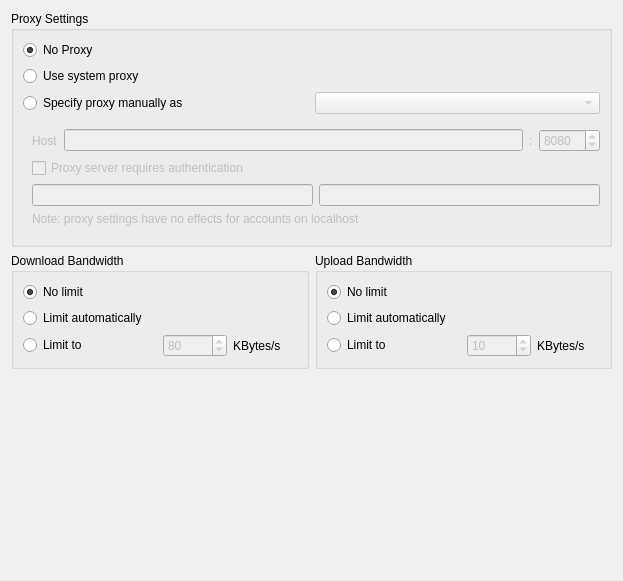
Above: src/gui/networksettings.ui from nextcloud/desktop before the change. Below: the same form after it.
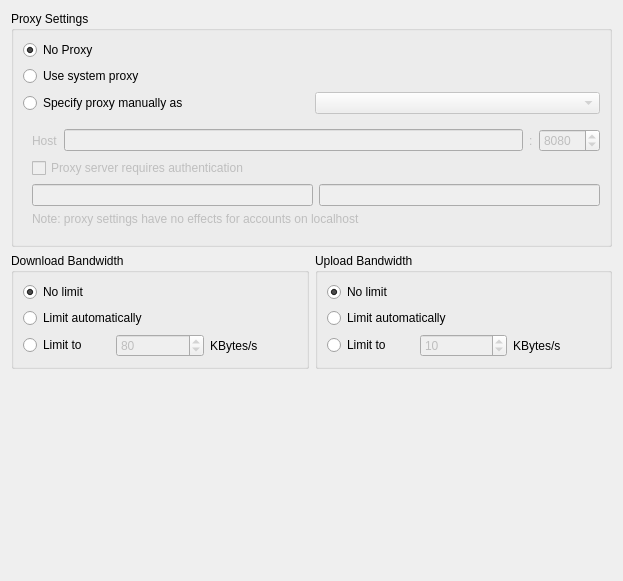
That is the form after the change.

Commit message: Gui: Remove usage of grid layout from most remaingin forms

The edit to the form file:
```diff
--- a/src/gui/networksettings.ui
+++ b/src/gui/networksettings.ui
@@ -13,8 +13,8 @@
   <property name="windowTitle">
    <string>Form</string>
   </property>
-  <layout class="QGridLayout" name="gridLayout_3">
-   <item row="0" column="0">
+  <layout class="QVBoxLayout" name="verticalLayout_5">
+   <item>
     <widget class="QGroupBox" name="proxyGroupBox">
      <property name="enabled">
       <bool>true</bool>
@@ -22,15 +22,8 @@
      <property name="title">
       <string>Proxy Settings</string>
      </property>
-     <layout class="QGridLayout" name="gridLayout">
-      <item row="2" column="1">
-       <widget class="QComboBox" name="typeComboBox">
-        <property name="enabled">
-         <bool>false</bool>
-        </property>
-       </widget>
-      </item>
-      <item row="0" column="0">
+     <layout class="QVBoxLayout" name="verticalLayout_4">
+      <item>
        <widget class="QRadioButton" name="noProxyRadioButton">
         <property name="text">
          <string>No Proxy</string>
@@ -43,7 +36,7 @@
         </attribute>
        </widget>
       </item>
-      <item row="1" column="0">
+      <item>
        <widget class="QRadioButton" name="systemProxyRadioButton">
         <property name="text">
          <string>Use system proxy</string>
@@ -53,17 +46,28 @@
         </attribute>
        </widget>
       </item>
-      <item row="2" column="0">
-       <widget class="QRadioButton" name="manualProxyRadioButton">
-        <property name="text">
-         <string>Specify proxy manually as</string>
-        </property>
-        <attribute name="buttonGroup">
-         <string notr="true">proxyButtonGroup</string>
-        </attribute>
-       </widget>
+      <item>
+       <layout class="QHBoxLayout" name="horizontalLayout_3">
+        <item>
+         <widget class="QRadioButton" name="manualProxyRadioButton">
+          <property name="text">
+           <string>Specify proxy manually as</string>
+          </property>
+          <attribute name="buttonGroup">
+           <string notr="true">proxyButtonGroup</string>
+          </attribute>
+         </widget>
+        </item>
+        <item>
+         <widget class="QComboBox" name="typeComboBox">
+          <property name="enabled">
+           <bool>false</bool>
+          </property>
+         </widget>
+        </item>
+       </layout>
       </item>
-      <item row="3" column="0" colspan="2">
+      <item>
        <widget class="QWidget" name="manualSettings" native="true">
         <property name="enabled">
          <bool>false</bool>
@@ -183,7 +187,7 @@
      </layout>
     </widget>
    </item>
-   <item row="1" column="0">
+   <item>
     <layout class="QHBoxLayout" name="horizontalLayout_5">
      <item>
       <widget class="QGroupBox" name="downloadBox">
@@ -196,15 +200,8 @@
        <property name="title">
         <string>Download Bandwidth</string>
        </property>
-       <layout class="QGridLayout" name="gridLayout_2">
-        <item row="3" column="0">
-         <widget class="QRadioButton" name="downloadLimitRadioButton">
-          <property name="text">
-           <string>Limit to</string>
-          </property>
-         </widget>
-        </item>
-        <item row="0" column="0" colspan="2">
+       <layout class="QVBoxLayout" name="verticalLayout_2">
+        <item>
          <widget class="QRadioButton" name="noDownloadLimitRadioButton">
           <property name="text">
            <string>No limit</string>
@@ -214,7 +211,48 @@
           </property>
          </widget>
         </item>
-        <item row="4" column="0" colspan="2">
+        <item>
+         <widget class="QRadioButton" name="autoDownloadLimitRadioButton">
+          <property name="toolTip">
+           <string>Limit to 3/4 of estimated bandwidth</string>
+          </property>
+          <property name="text">
+           <string>Limit automatically</string>
+          </property>
+         </widget>
+        </item>
+        <item>
+         <layout class="QHBoxLayout" name="horizontalLayout_6">
+          <item>
+           <widget class="QRadioButton" name="downloadLimitRadioButton">
+            <property name="text">
+             <string>Limit to</string>
+            </property>
+           </widget>
+          </item>
+          <item>
+           <widget class="QSpinBox" name="downloadSpinBox">
+            <property name="enabled">
+             <bool>false</bool>
+            </property>
+            <property name="maximum">
+             <number>9999</number>
+            </property>
+            <property name="value">
+             <number>80</number>
+            </property>
+           </widget>
+          </item>
+          <item>
+           <widget class="QLabel" name="label_3">
+            <property name="text">
+             <string>KBytes/s</string>
+            </property>
+           </widget>
+          </item>
+         </layout>
+        </item>
+        <item>
          <spacer name="verticalSpacer_2">
           <property name="orientation">
            <enum>Qt::Vertical</enum>
@@ -227,40 +265,6 @@
           </property>
          </spacer>
         </item>
-        <item row="3" column="1">
-         <layout class="QHBoxLayout" name="horizontalLayout_3">
-          <item>
-           <widget class="QSpinBox" name="downloadSpinBox">
-            <property name="enabled">
-             <bool>false</bool>
-            </property>
-            <property name="maximum">
-             <number>9999</number>
-            </property>
-            <property name="value">
-             <number>80</number>
-            </property>
-           </widget>
-          </item>
-          <item>
-           <widget class="QLabel" name="label_3">
-            <property name="text">
-             <string>KBytes/s</string>
-            </property>
-           </widget>
-          </item>
-         </layout>
-        </item>
-        <item row="1" column="0" colspan="2">
-         <widget class="QRadioButton" name="autoDownloadLimitRadioButton">
-          <property name="toolTip">
-           <string>Limit to 3/4 of estimated bandwidth</string>
-          </property>
-          <property name="text">
-           <string>Limit automatically</string>
-          </property>
-         </widget>
-        </item>
        </layout>
       </widget>
      </item>
@@ -275,25 +279,8 @@
        <property name="title">
         <string>Upload Bandwidth</string>
        </property>
-       <layout class="QGridLayout" name="gridLayout_4">
-        <item row="2" column="0">
-         <widget class="QRadioButton" name="uploadLimitRadioButton">
-          <property name="text">
-           <string>Limit to</string>
-          </property>
-         </widget>
-        </item>
-        <item row="1" column="0" colspan="2">
-         <widget class="QRadioButton" name="autoUploadLimitRadioButton">
-          <property name="toolTip">
-           <string>Limit to 3/4 of estimated bandwidth</string>
-          </property>
-          <property name="text">
-           <string>Limit automatically</string>
-          </property>
-         </widget>
-        </item>
-        <item row="0" column="0" colspan="2">
+       <layout class="QVBoxLayout" name="verticalLayout_3">
+        <item>
          <widget class="QRadioButton" name="noUploadLimitRadioButton">
           <property name="text">
            <string>No limit</string>
@@ -303,8 +290,25 @@
           </property>
          </widget>
         </item>
-        <item row="2" column="1">
+        <item>
+         <widget class="QRadioButton" name="autoUploadLimitRadioButton">
+          <property name="toolTip">
+           <string>Limit to 3/4 of estimated bandwidth</string>
+          </property>
+          <property name="text">
+           <string>Limit automatically</string>
+          </property>
+         </widget>
+        </item>
+        <item>
          <layout class="QHBoxLayout" name="horizontalLayout_4">
+          <item>
+           <widget class="QRadioButton" name="uploadLimitRadioButton">
+            <property name="text">
+             <string>Limit to</string>
+            </property>
+           </widget>
+          </item>
           <item>
            <widget class="QSpinBox" name="uploadSpinBox">
             <property name="enabled">
@@ -331,14 +335,11 @@
          </layout>
         </item>
        </layout>
-       <zorder>autoUploadLimitRadioButton</zorder>
-       <zorder>uploadLimitRadioButton</zorder>
-       <zorder>noUploadLimitRadioButton</zorder>
       </widget>
      </item>
     </layout>
    </item>
-   <item row="2" column="0">
+   <item>
     <spacer name="verticalSpacer">
      <property name="orientation">
       <enum>Qt::Vertical</enum>
```
The commit also changes 13 other files.
